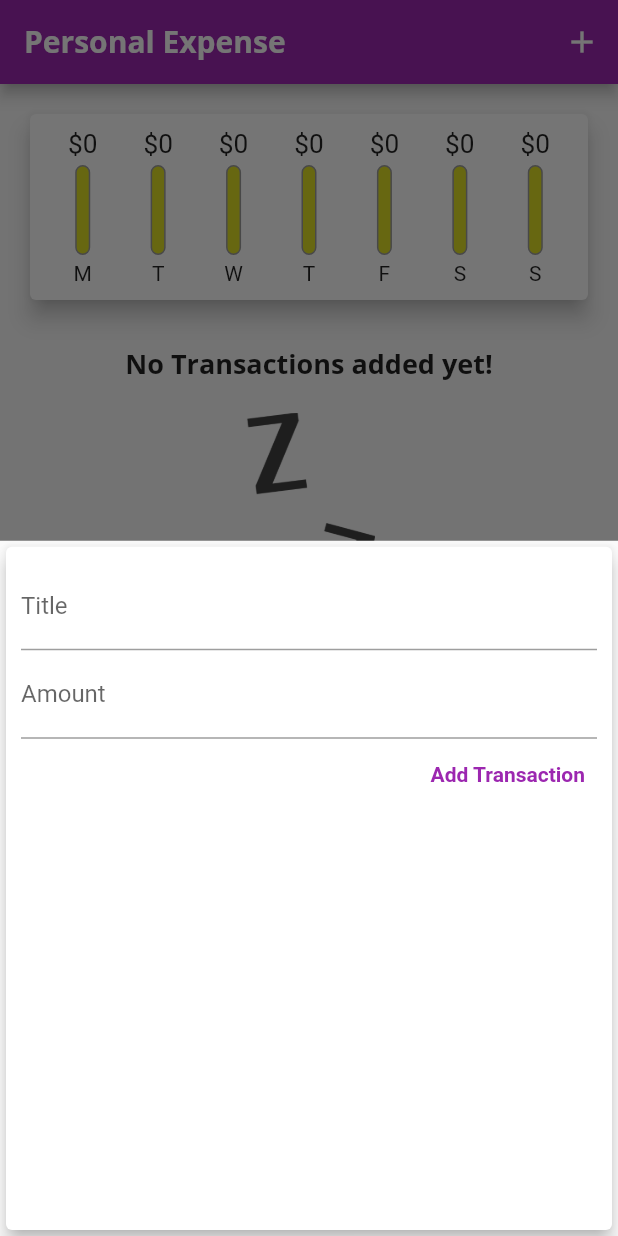
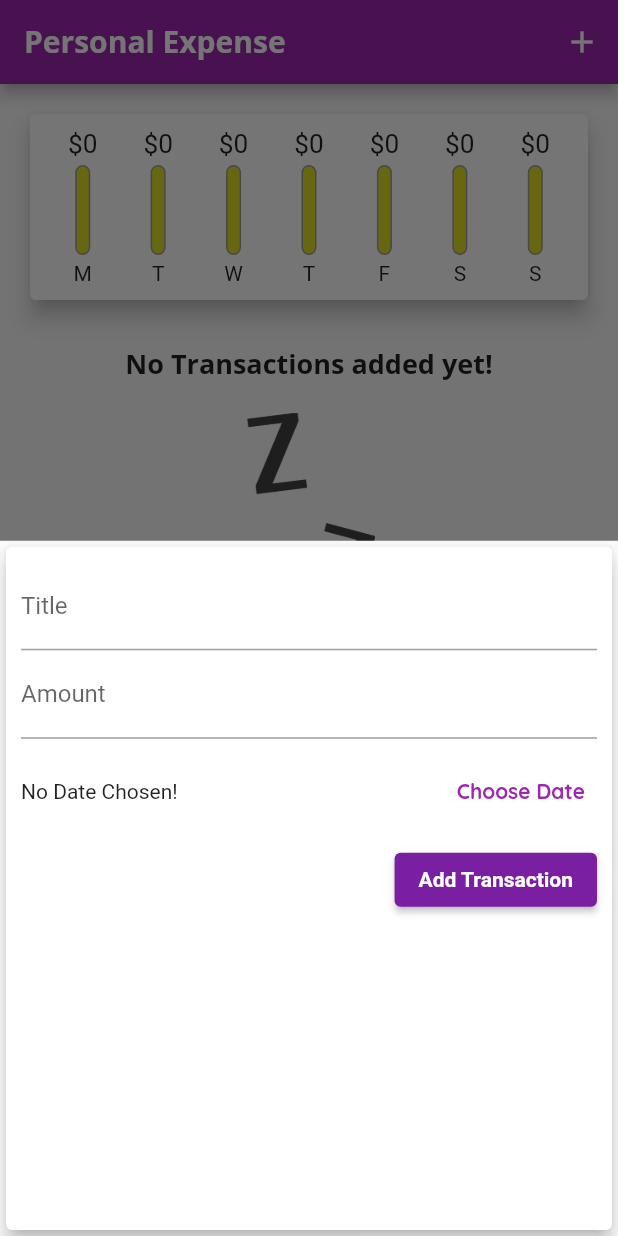
Before and after one commit to gopigoppu/learn_flutter, a Flutter app: the screen it shows after launch, after a tap on the "add" icon, on a phone screen of 412 x 824 dp. Run offline on Flutter 3.47's test engine with Material 2 defaults, Android fonts, the phone set to English and light mode, and no system bars.

Commit message:
date picker with dynamic date functionality add

```diff
--- a/lib/expense/expense_main.dart
+++ b/lib/expense/expense_main.dart
@@ -14,12 +14,13 @@ class ExpenseApp extends StatefulWidget {
 class _ExpenseAppState extends State<ExpenseApp> {
   final List<Transaction> _userTransactions = [];
 
-  void _addNewTransaction(String txTitle, double txAmount) {
+  void _addNewTransaction(
+      String txTitle, double txAmount, DateTime choosenDate) {
     final newTx = Transaction(
       id: DateTime.now().toString(),
       title: txTitle,
       amount: txAmount,
-      date: DateTime.now(),
+      date: choosenDate,
     );
 
     setState(() {
@@ -55,11 +56,17 @@ class _ExpenseAppState extends State<ExpenseApp> {
       theme: ThemeData(
         primarySwatch: Colors.purple,
         fontFamily: 'Quicksand',
+        buttonTheme: ButtonThemeData(
+          textTheme: ButtonTextTheme.normal,
+        ),
         textTheme: ThemeData.light().textTheme.copyWith(
               headline6: const TextStyle(
                 fontFamily: 'OpenSans',
                 fontWeight: FontWeight.bold,
                 fontSize: 18,
+              ),
+              button: TextStyle(
+                color: Colors.purple,
               ),
             ),
         appBarTheme: const AppBarTheme(
--- a/lib/expense/widgets/new_transaction.dart
+++ b/lib/expense/widgets/new_transaction.dart
@@ -1,4 +1,5 @@
 import 'package:flutter/material.dart';
+import 'package:intl/intl.dart';
 
 class NewTransaction extends StatefulWidget {
   final Function addTx;
@@ -13,15 +14,36 @@ class _NewTransactionState extends State<NewTransaction> {
   // String amountInput = '';
   final titleController = TextEditingController();
   final amountController = TextEditingController();
+  DateTime? _selectedDate;
+
   void submitData() {
+    if (amountController.text.isEmpty) {
+      return;
+    }
     final title = titleController.text;
     final amount = double.parse(amountController.text);
-    if (title.isEmpty || amount <= 0) {
+    if (title.isEmpty || amount <= 0 || _selectedDate == null) {
       return;
     }
-    widget.addTx(title, amount);
+    widget.addTx(title, amount, _selectedDate);
 
     Navigator.of(context).pop();
+  }
+
+  void _presentDatePicker() {
+    showDatePicker(
+      context: context,
+      initialDate: DateTime.now(),
+      firstDate: DateTime(2019),
+      lastDate: DateTime.now(),
+    ).then((pickedDate) {
+      if (pickedDate == null) {
+        return;
+      }
+      setState(() {
+        _selectedDate = pickedDate;
+      });
+    });
   }
 
   @override
@@ -54,7 +76,29 @@ class _NewTransactionState extends State<NewTransaction> {
               //   });
               // }),
             ),
-            TextButton(
+            Container(
+              height: 70,
+              child: Row(
+                children: [
+                  Expanded(
+                    child: Text(_selectedDate == null
+                        ? 'No Date Chosen!'
+                        : 'Picked Date : ${DateFormat.yMd().format(_selectedDate!)}'),
+                  ),
+                  TextButton(
+                    style: TextButton.styleFrom(
+                      foregroundColor: Theme.of(context).primaryColor,
+                    ),
+                    onPressed: _presentDatePicker,
+                    child: Text(
+                      'Choose Date',
+                      style: TextStyle(fontWeight: FontWeight.bold),
+                    ),
+                  )
+                ],
+              ),
+            ),
+            ElevatedButton(
               onPressed: submitData,
               // onPressed: () {
               //   widget.addTx(titleInput, double.parse(amountInput));
@@ -62,8 +106,9 @@ class _NewTransactionState extends State<NewTransaction> {
 
               //   print({titleInput, amountInput});
               // },
-              style: TextButton.styleFrom(
-                foregroundColor: Colors.purple,
+              style: ElevatedButton.styleFrom(
+                foregroundColor: Theme.of(context).textTheme.button?.color,
+                backgroundColor: Theme.of(context).primaryColorDark,
                 textStyle: TextStyle(
                   fontWeight: FontWeight.bold,
                 ),
--- a/lib/main.dart
+++ b/lib/main.dart
@@ -21,12 +21,17 @@ class _MyAppState extends State<MyApp> {
   @override
   Widget build(BuildContext context) {
     return MaterialApp(
-      // theme: ThemeData(
-      //   primarySwatch: Colors.purple,
-      //   fontFamily: 'OpenSans',
-      // ),
-      // .copyWith(
-      // colorScheme: myTheme.colorScheme.copyWith(secondary: Colors.amber)),
+      theme: ThemeData(
+        primarySwatch: Colors.purple,
+        fontFamily: 'Quicksand',
+        buttonTheme: ButtonThemeData(
+          textTheme: ButtonTextTheme.primary,
+        ),
+        textTheme: ThemeData.light().textTheme.copyWith(
+                button: TextStyle(
+              color: Colors.white,
+            )),
+      ),
       home: ExpenseApp(),
     );
   }
```
